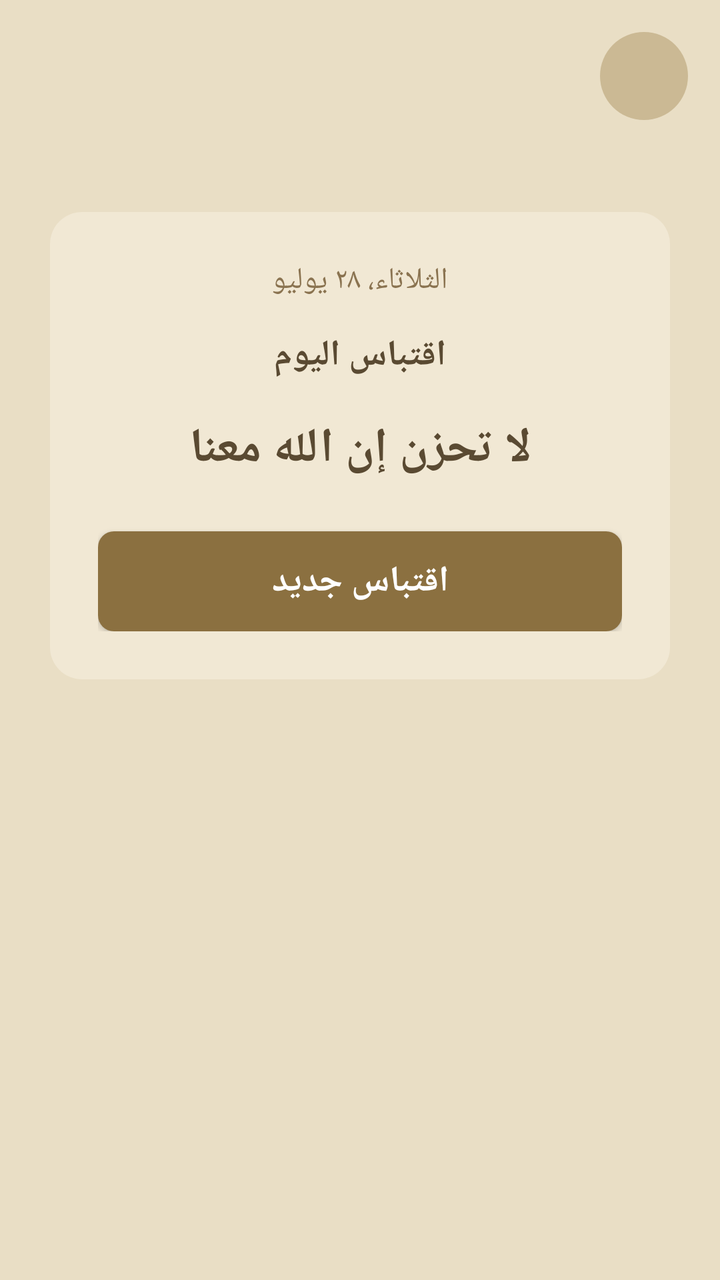
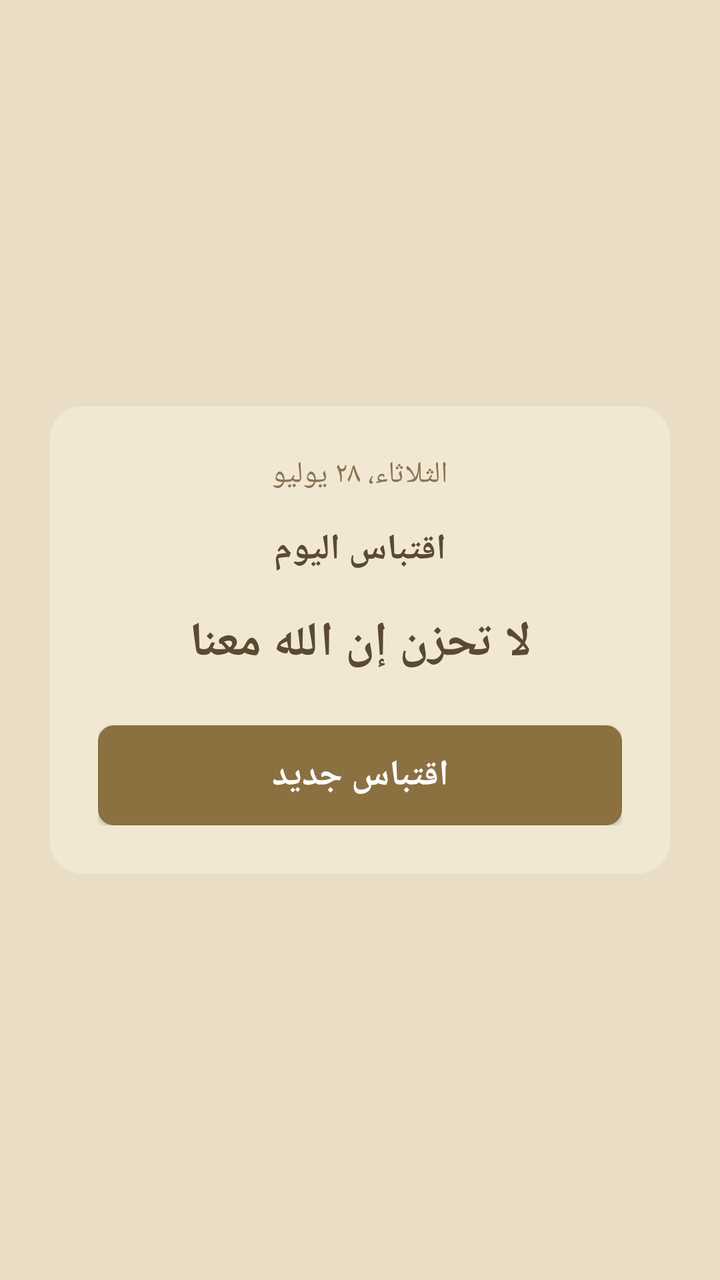

An Android layout rendered at two revisions. The XML below is the earlier revision; the diff shows what the commit changed to produce the second picture.
<!-- AndroidManifest.xml: application theme Theme.AppCompat.Light.NoActionBar -->
<!-- res/layout/fragment_today.xml -->
<?xml version="1.0" encoding="utf-8"?>
<RelativeLayout xmlns:android="http://schemas.android.com/apk/res/android"
    android:layout_width="match_parent"
    android:layout_height="match_parent"
    android:background="@color/bg_beige"
    android:layoutDirection="rtl">

    <include
        layout="@layout/activity_header_user"
        android:layout_width="match_parent"
        android:layout_height="wrap_content"
        android:layout_alignParentTop="true" />

    <LinearLayout
        android:layout_width="match_parent"
        android:layout_height="wrap_content"
        android:layout_below="@id/headerUser"
        android:layout_marginTop="30dp"
        android:layout_marginStart="25dp"
        android:layout_marginEnd="25dp"
        android:background="@drawable/ic_card"
        android:padding="24dp"
        android:orientation="vertical"
        android:gravity="center">

        <TextView
            android:id="@+id/tvDate"
            android:layout_width="wrap_content"
            android:layout_height="wrap_content"
            android:text="الثلاثاء، ٢٨ يوليو"
            android:textColor="@color/brown_medium"
            android:textSize="15sp"
            android:layout_marginBottom="15dp" />

        <TextView
            android:id="@+id/tvTitle"
            android:layout_width="wrap_content"
            android:layout_height="wrap_content"
            android:text="اقتباس اليوم"
            android:textColor="@color/brown_dark"
            android:textSize="18sp"
            android:textStyle="bold"
            android:layout_marginBottom="18dp" />

        <TextView
            android:id="@+id/tvQuote"
            android:layout_width="match_parent"
            android:layout_height="wrap_content"
            android:text="لا تحزن إن الله معنا"
            android:textColor="@color/brown_dark"
            android:textSize="24sp"
            android:textStyle="bold"
            android:gravity="center"
            android:lineSpacingExtra="10dp"
            android:layout_marginBottom="25dp" />

        <Button
            android:id="@+id/btnNewQuote"
            android:layout_width="match_parent"
            android:layout_height="50dp"
            android:text="اقتباس جديد"
            android:textColor="@color/white"
            android:textSize="18sp"
            android:textStyle="bold"
            android:textAllCaps="false"
            android:background="@drawable/ic_button_login" />

    </LinearLayout>

</RelativeLayout>
<!-- res/layout/activity_header_user.xml (included above) -->
<?xml version="1.0" encoding="utf-8"?>
<LinearLayout xmlns:android="http://schemas.android.com/apk/res/android"
    android:id="@+id/headerUser"
    android:layout_width="match_parent"
    android:layout_height="wrap_content"
    android:orientation="horizontal"
    android:gravity="center_vertical"
    android:padding="16dp"
    android:layoutDirection="rtl">

    <ImageView
        android:id="@+id/ivHeaderAvatar"
        android:layout_width="44dp"
        android:layout_height="44dp"
        android:background="@drawable/ic_avatar_circle"
        android:scaleType="centerCrop" />

    <TextView
        android:id="@+id/tvHeaderGreeting"
        android:layout_width="wrap_content"
        android:layout_height="wrap_content"
        android:layout_marginStart="10dp"
        android:textColor="@color/brown_dark"
        android:textSize="15sp"
        android:textStyle="bold" />

</LinearLayout>
<!-- resources referenced by this layout -->
<resources>
  <color name="bg_beige">#E9DEC5</color>
  <color name="brown_dark">#5A4A32</color>
  <color name="brown_medium">#8A7350</color>
  <color name="white">#FFFFFF</color>
  <!-- drawable ic_avatar_circle (drawable) -->
  <?xml version="1.0" encoding="utf-8"?>
  <shape xmlns:android="http://schemas.android.com/apk/res/android"
      android:shape="oval">
      <solid android:color="@color/avatar_circle" />
  </shape>
  <!-- drawable ic_button_login (drawable) -->
  <?xml version="1.0" encoding="utf-8"?>
  <shape xmlns:android="http://schemas.android.com/apk/res/android"
      android:shape="rectangle">
      <solid android:color="@color/brown_button" />
      <corners android:radius="8dp" />
  </shape>
  <!-- drawable ic_card (drawable) -->
  <?xml version="1.0" encoding="utf-8"?>
  <shape xmlns:android="http://schemas.android.com/apk/res/android"
      android:shape="rectangle">
      <solid android:color="@color/card_beige" />
      <corners android:radius="16dp" />
  </shape>
  <color name="avatar_circle">#CBB994</color>
  <color name="brown_button">#8B7040</color>
  <color name="card_beige">#F1E8D4</color>
</resources>

<!-- the commit's change to res/layout/fragment_today.xml (unified diff, before → after) -->
@@ -5,17 +5,10 @@
     android:background="@color/bg_beige"
     android:layoutDirection="rtl">
 
-    <include
-        layout="@layout/activity_header_user"
-        android:layout_width="match_parent"
-        android:layout_height="wrap_content"
-        android:layout_alignParentTop="true" />
-
     <LinearLayout
         android:layout_width="match_parent"
         android:layout_height="wrap_content"
-        android:layout_below="@id/headerUser"
-        android:layout_marginTop="30dp"
+        android:layout_centerInParent="true"
         android:layout_marginStart="25dp"
         android:layout_marginEnd="25dp"
         android:background="@drawable/ic_card"
@@ -68,31 +61,3 @@
     </LinearLayout>
 
 </RelativeLayout>
-<!-- res/layout/activity_header_user.xml (included above) -->
-<?xml version="1.0" encoding="utf-8"?>
-<LinearLayout xmlns:android="http://schemas.android.com/apk/res/android"
-    android:id="@+id/headerUser"
-    android:layout_width="match_parent"
-    android:layout_height="wrap_content"
-    android:orientation="horizontal"
-    android:gravity="center_vertical"
-    android:padding="16dp"
-    android:layoutDirection="rtl">
-
-    <ImageView
-        android:id="@+id/ivHeaderAvatar"
-        android:layout_width="44dp"
-        android:layout_height="44dp"
-        android:background="@drawable/ic_avatar_circle"
-        android:scaleType="centerCrop" />
-
-    <TextView
-        android:id="@+id/tvHeaderGreeting"
-        android:layout_width="wrap_content"
-        android:layout_height="wrap_content"
-        android:layout_marginStart="10dp"
-        android:textColor="@color/brown_dark"
-        android:textSize="15sp"
-        android:textStyle="bold" />
-
-</LinearLayout>
<!-- resource entries referenced after the edit -->
@@ -4,12 +4,6 @@
   <color name="brown_dark">#5A4A32</color>
   <color name="brown_medium">#8A7350</color>
   <color name="white">#FFFFFF</color>
-  <!-- drawable ic_avatar_circle (drawable) -->
-  <?xml version="1.0" encoding="utf-8"?>
-  <shape xmlns:android="http://schemas.android.com/apk/res/android"
-      android:shape="oval">
-      <solid android:color="@color/avatar_circle" />
-  </shape>
   <!-- drawable ic_button_login (drawable) -->
   <?xml version="1.0" encoding="utf-8"?>
   <shape xmlns:android="http://schemas.android.com/apk/res/android"
@@ -24,7 +18,6 @@
       <solid android:color="@color/card_beige" />
       <corners android:radius="16dp" />
   </shape>
-  <color name="avatar_circle">#CBB994</color>
   <color name="brown_button">#8B7040</color>
   <color name="card_beige">#F1E8D4</color>
 </resources>
